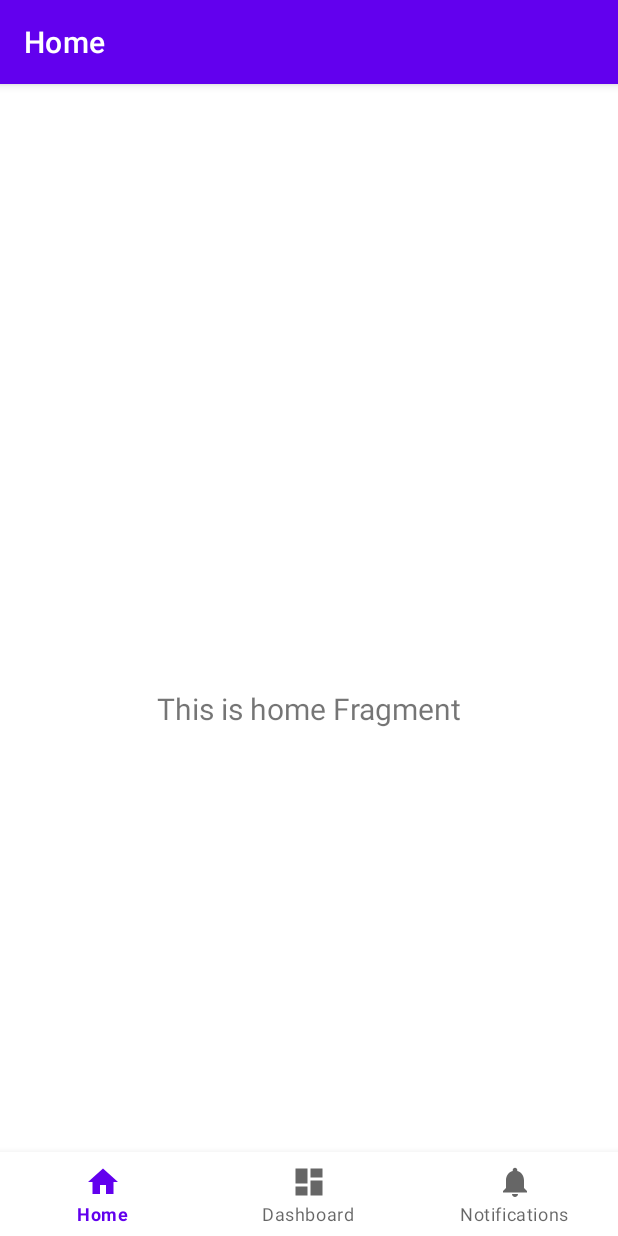
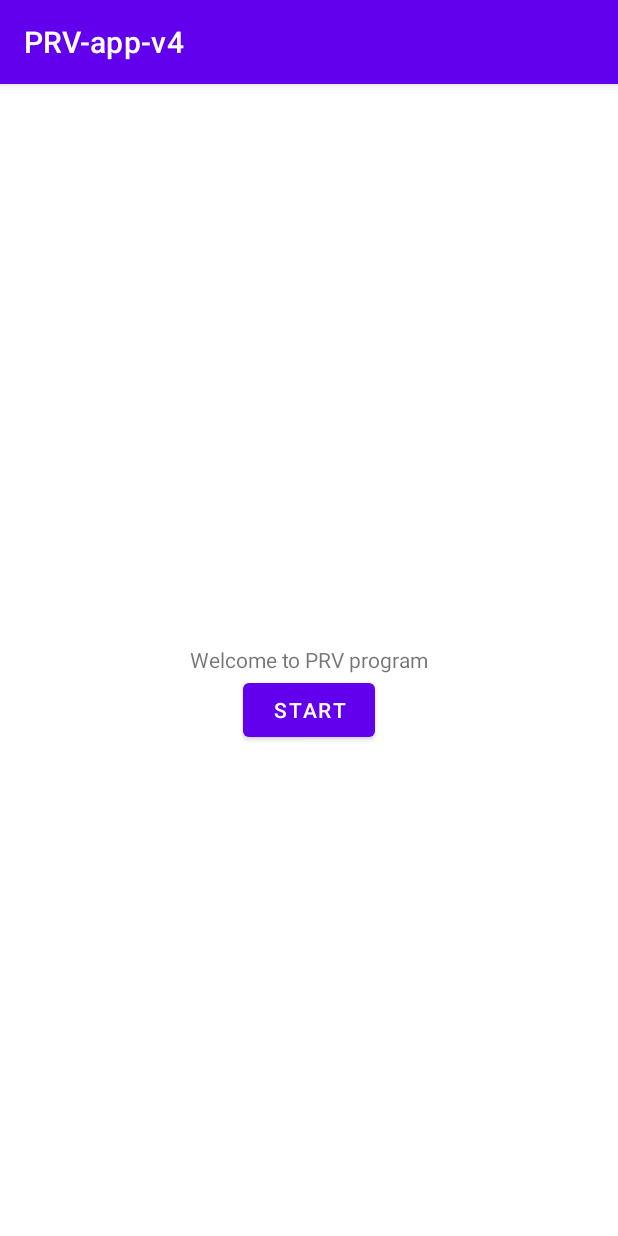
Before and after one commit to RenMurakami/PRV-app-v4, an Android app: the screen it shows after launch (MainActivity), on a phone screen of 412 x 824 dp. Run offline under Robolectric (Android 15) with nearby library versions, the phone set to English and light mode, and no system bars; our stand-ins replace navigation-ui.

Commit message:
Made 2 pages

```diff
--- a/app/src/main/AndroidManifest.xml
+++ b/app/src/main/AndroidManifest.xml
@@ -13,6 +13,9 @@
         android:theme="@style/Theme.PRVappv4"
         tools:targetApi="31">
         <activity
+            android:name=".select_profile"
+            android:exported="false" />
+        <activity
             android:name=".MainActivity"
             android:exported="true"
             android:label="@string/app_name">
--- a/app/src/main/java/com/example/prv_app_v4/MainActivity.kt
+++ b/app/src/main/java/com/example/prv_app_v4/MainActivity.kt
@@ -1,6 +1,8 @@
 package com.example.prv_app_v4
 
+import android.content.Intent
 import android.os.Bundle
+import android.widget.Button
 import com.google.android.material.bottomnavigation.BottomNavigationView
 import androidx.appcompat.app.AppCompatActivity
 import androidx.navigation.findNavController
@@ -15,21 +17,14 @@ class MainActivity : AppCompatActivity() {
 
     override fun onCreate(savedInstanceState: Bundle?) {
         super.onCreate(savedInstanceState)
+        setContentView(R.layout.activity_main)
 
-        binding = ActivityMainBinding.inflate(layoutInflater)
-        setContentView(binding.root)
+        val buttonStart = findViewById<Button>(R.id.button_start)
+        buttonStart.setOnClickListener{
+            val Intent = Intent(this,select_profile::class.java)
+            startActivity(Intent)
+        }
 
-        val navView: BottomNavigationView = binding.navView
 
-        val navController = findNavController(R.id.nav_host_fragment_activity_main)
-        // Passing each menu ID as a set of Ids because each
-        // menu should be considered as top level destinations.
-        val appBarConfiguration = AppBarConfiguration(
-            setOf(
-                R.id.navigation_home, R.id.navigation_dashboard, R.id.navigation_notifications
-            )
-        )
-        setupActionBarWithNavController(navController, appBarConfiguration)
-        navView.setupWithNavController(navController)
     }
 }
--- a/app/src/main/res/layout/activity_main.xml
+++ b/app/src/main/res/layout/activity_main.xml
@@ -1,33 +1,26 @@
 <?xml version="1.0" encoding="utf-8"?>
-<androidx.constraintlayout.widget.ConstraintLayout xmlns:android="http://schemas.android.com/apk/res/android"
+<RelativeLayout xmlns:android="http://schemas.android.com/apk/res/android"
     xmlns:app="http://schemas.android.com/apk/res-auto"
+    xmlns:tools="http://schemas.android.com/tools"
     android:id="@+id/container"
     android:layout_width="match_parent"
     android:layout_height="match_parent"
     android:paddingTop="?attr/actionBarSize">
 
-    <com.google.android.material.bottomnavigation.BottomNavigationView
-        android:id="@+id/nav_view"
-        android:layout_width="0dp"
+    <TextView
+        android:id="@+id/textView"
+        android:layout_width="wrap_content"
         android:layout_height="wrap_content"
-        android:layout_marginStart="0dp"
-        android:layout_marginEnd="0dp"
-        android:background="?android:attr/windowBackground"
-        app:layout_constraintBottom_toBottomOf="parent"
-        app:layout_constraintLeft_toLeftOf="parent"
-        app:layout_constraintRight_toRightOf="parent"
-        app:menu="@menu/bottom_nav_menu" />
+        android:layout_centerHorizontal="true"
+        android:layout_centerVertical="true"
+        android:text="Welcome to PRV program" />
 
-    <fragment
-        android:id="@+id/nav_host_fragment_activity_main"
-        android:name="androidx.navigation.fragment.NavHostFragment"
-        android:layout_width="match_parent"
-        android:layout_height="match_parent"
-        app:defaultNavHost="true"
-        app:layout_constraintBottom_toTopOf="@id/nav_view"
-        app:layout_constraintLeft_toLeftOf="parent"
-        app:layout_constraintRight_toRightOf="parent"
-        app:layout_constraintTop_toTopOf="parent"
-        app:navGraph="@navigation/mobile_navigation" />
+    <Button
+        android:id="@+id/button_start"
+        android:layout_width="wrap_content"
+        android:layout_height="wrap_content"
+        android:layout_below="@id/textView"
+        android:layout_centerHorizontal="true"
+        android:text="start" />
 
-</androidx.constraintlayout.widget.ConstraintLayout>
+</RelativeLayout>
```
Also changed, not shown: app/src/main/java/com/example/prv_app_v4/select_profile.kt (added, +13 -0 lines), app/src/main/res/layout/activity_select_profile.xml (added, +17 -0 lines).
